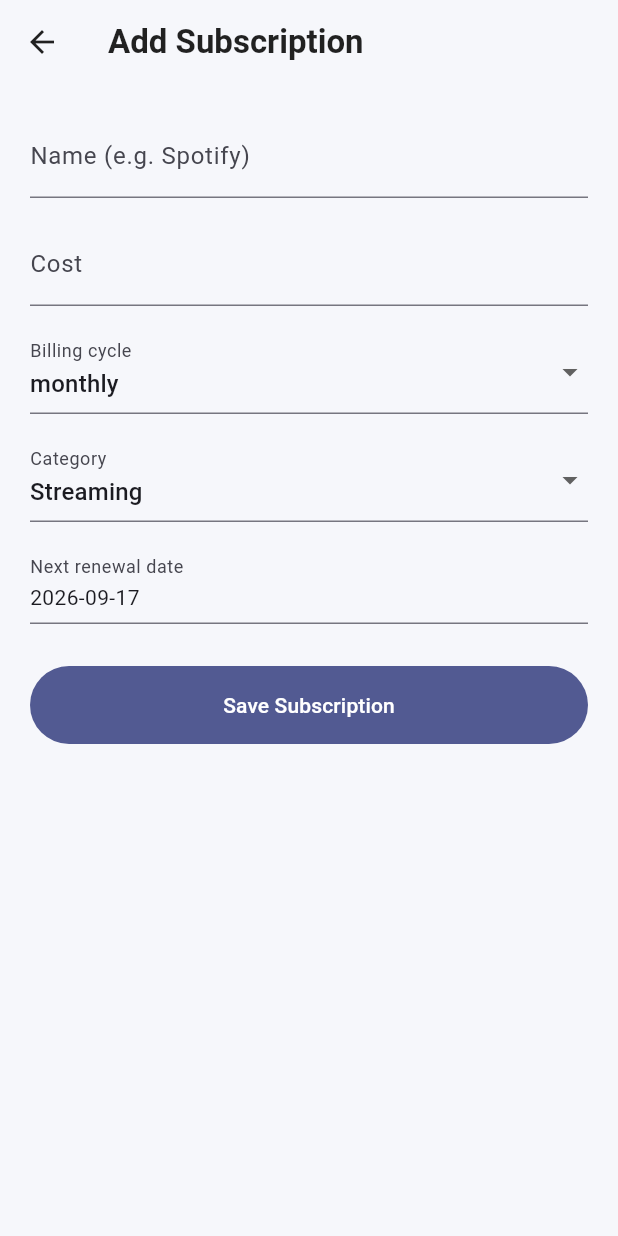
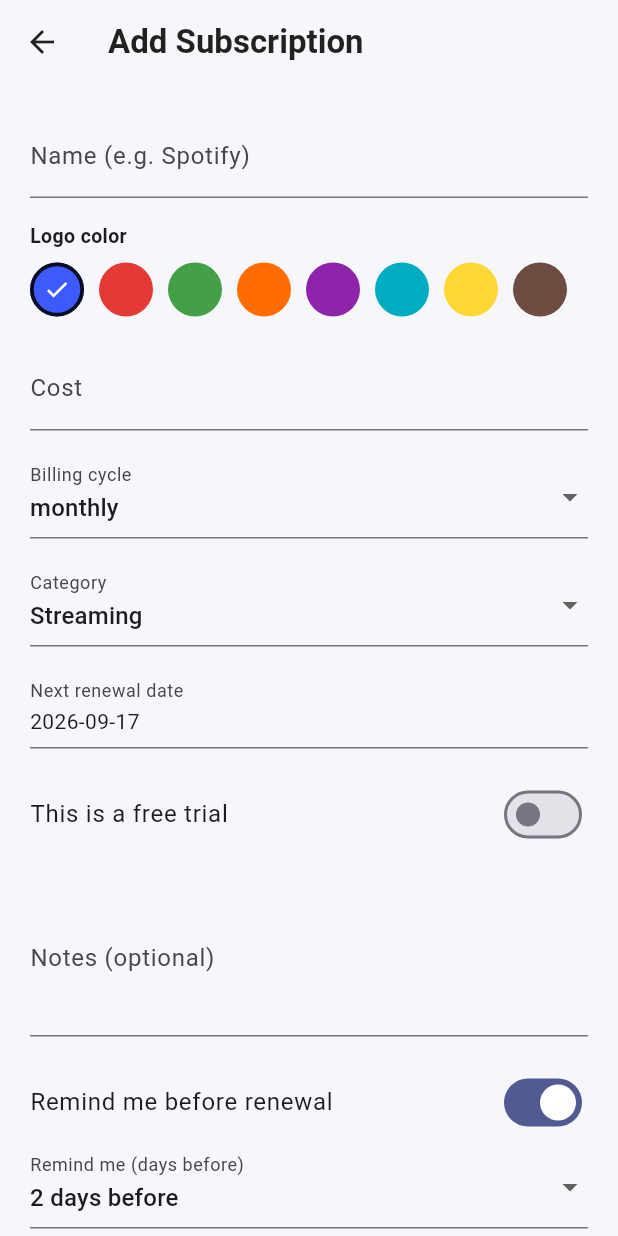
Before and after one commit to IsmailMunsir/trimit, a Flutter app: the AddSubscriptionScreen screen opened directly, on a phone screen of 412 x 824 dp. Run offline on Flutter 3.47's test engine with Material 3 defaults, Android fonts, the phone set to English and light mode, and no system bars; our stand-ins replace shared_preferences, sqflite; accounts and stored records are empty.

Commit message:
Complete Phase 4: expanded form with logo color, trial, notes, reminders (payment method removed)

```diff
--- a/lib/models/subscription.dart
+++ b/lib/models/subscription.dart
@@ -10,7 +10,6 @@ class Subscription {
   final int colorValue; // stored as an int so it can be saved to the database
   final bool isTrial;
   final DateTime? trialEndDate;
-  final String? paymentMethod;
   final String? notes;
   final bool reminderEnabled;
   final int reminderDaysBefore;
@@ -25,7 +24,6 @@ class Subscription {
     this.colorValue = 0xFF3D5AFE, // default brand blue if none chosen
     this.isTrial = false,
     this.trialEndDate,
-    this.paymentMethod,
     this.notes,
     this.reminderEnabled = true,
     this.reminderDaysBefore = 2,
@@ -53,7 +51,6 @@ class Subscription {
     int? colorValue,
     bool? isTrial,
     DateTime? trialEndDate,
-    String? paymentMethod,
     String? notes,
     bool? reminderEnabled,
     int? reminderDaysBefore,
@@ -68,7 +65,6 @@ class Subscription {
       colorValue: colorValue ?? this.colorValue,
       isTrial: isTrial ?? this.isTrial,
       trialEndDate: trialEndDate ?? this.trialEndDate,
-      paymentMethod: paymentMethod ?? this.paymentMethod,
       notes: notes ?? this.notes,
       reminderEnabled: reminderEnabled ?? this.reminderEnabled,
       reminderDaysBefore: reminderDaysBefore ?? this.reminderDaysBefore,
--- a/lib/screens/add_subscription_screen.dart
+++ b/lib/screens/add_subscription_screen.dart
@@ -17,10 +17,16 @@ class _AddSubscriptionScreenState extends State<AddSubscriptionScreen> {
   final _formKey = GlobalKey<FormState>();
   late final TextEditingController _nameController;
   late final TextEditingController _costController;
+  late final TextEditingController _notesController;
 
   late BillingCycle _selectedCycle;
   late String _selectedCategory;
   late DateTime _nextRenewal;
+  late int _selectedColor;
+  late bool _isTrial;
+  DateTime? _trialEndDate;
+  late bool _reminderEnabled;
+  late int _reminderDaysBefore;
   bool _isSaving = false;
 
   bool get _isEditing => widget.existing != null;
@@ -33,15 +39,22 @@ class _AddSubscriptionScreenState extends State<AddSubscriptionScreen> {
     _costController = TextEditingController(
       text: existing != null ? existing.cost.toStringAsFixed(2) : '',
     );
+    _notesController = TextEditingController(text: existing?.notes ?? '');
     _selectedCycle = existing?.cycle ?? BillingCycle.monthly;
     _selectedCategory = existing?.category ?? kCategories.first;
     _nextRenewal = existing?.nextRenewal ?? DateTime.now().add(const Duration(days: 30));
+    _selectedColor = existing?.colorValue ?? kAvatarColors.first;
+    _isTrial = existing?.isTrial ?? false;
+    _trialEndDate = existing?.trialEndDate;
+    _reminderEnabled = existing?.reminderEnabled ?? true;
+    _reminderDaysBefore = existing?.reminderDaysBefore ?? 2;
   }
 
   @override
   void dispose() {
     _nameController.dispose();
     _costController.dispose();
+    _notesController.dispose();
     super.dispose();
   }
 
@@ -52,10 +65,21 @@ class _AddSubscriptionScreenState extends State<AddSubscriptionScreen> {
       firstDate: DateTime.now(),
       lastDate: DateTime.now().add(const Duration(days: 1095)),
     );
-    if (picked != null) {
-      setState(() => _nextRenewal = picked);
-    }
+    if (picked != null) setState(() => _nextRenewal = picked);
   }
+
+  Future<void> _pickTrialEndDate() async {
+    final picked = await showDatePicker(
+      context: context,
+      initialDate: _trialEndDate ?? DateTime.now().add(const Duration(days: 7)),
+      firstDate: DateTime.now(),
+      lastDate: DateTime.now().add(const Duration(days: 365)),
+    );
+    if (picked != null) setState(() => _trialEndDate = picked);
+  }
+
+  String _formatDate(DateTime d) =>
+      '${d.year}-${d.month.toString().padLeft(2, '0')}-${d.day.toString().padLeft(2, '0')}';
 
   Future<void> _save() async {
     if (!_formKey.currentState!.validate()) return;
@@ -71,18 +95,20 @@ class _AddSubscriptionScreenState extends State<AddSubscriptionScreen> {
       cycle: _selectedCycle,
       category: _selectedCategory,
       nextRenewal: _nextRenewal,
+      colorValue: _selectedColor,
+      isTrial: _isTrial,
+      trialEndDate: _isTrial ? _trialEndDate : null,
+      notes: _notesController.text.trim().isEmpty ? null : _notesController.text.trim(),
+      reminderEnabled: _reminderEnabled,
+      reminderDaysBefore: _reminderDaysBefore,
     );
 
     try {
       await provider.addOrUpdate(subscription);
-      if (mounted) {
-        Navigator.pop(context, true);
-      }
+      if (mounted) Navigator.pop(context, true);
     } catch (e) {
       if (mounted) {
-        ScaffoldMessenger.of(context).showSnackBar(
-          SnackBar(content: Text('Error saving: $e')),
-        );
+        ScaffoldMessenger.of(context).showSnackBar(SnackBar(content: Text('Error saving: $e')));
       }
     } finally {
       if (mounted) setState(() => _isSaving = false);
@@ -101,14 +127,34 @@ class _AddSubscriptionScreenState extends State<AddSubscriptionScreen> {
             TextFormField(
               controller: _nameController,
               decoration: const InputDecoration(labelText: 'Name (e.g. Spotify)'),
-              validator: (value) {
-                if (value == null || value.trim().isEmpty) {
-                  return 'Please enter a name';
-                }
-                return null;
-              },
+              validator: (value) => (value == null || value.trim().isEmpty) ? 'Please enter a name' : null,
             ),
             const SizedBox(height: 16),
+
+            // ---- Logo color picker ----
+            const Text('Logo color', style: TextStyle(fontWeight: FontWeight.w600, fontSize: 13)),
+            const SizedBox(height: 8),
+            Wrap(
+              spacing: 10,
+              children: kAvatarColors.map((c) {
+                final selected = c == _selectedColor;
+                return GestureDetector(
+                  onTap: () => setState(() => _selectedColor = c),
+                  child: Container(
+                    width: 36,
+                    height: 36,
+                    decoration: BoxDecoration(
+                      color: Color(c),
+                      shape: BoxShape.circle,
+                      border: selected ? Border.all(color: Colors.black87, width: 2.5) : null,
+                    ),
+                    child: selected ? const Icon(Icons.check, color: Colors.white, size: 18) : null,
+                  ),
+                );
+              }).toList(),
+            ),
+            const SizedBox(height: 20),
+
             TextFormField(
               controller: _costController,
               decoration: const InputDecoration(labelText: 'Cost', prefixText: '\$ '),
@@ -132,9 +178,7 @@ class _AddSubscriptionScreenState extends State<AddSubscriptionScreen> {
             DropdownButtonFormField<String>(
               initialValue: _selectedCategory,
               decoration: const InputDecoration(labelText: 'Category'),
-              items: kCategories
-                  .map((cat) => DropdownMenuItem(value: cat, child: Text(cat)))
-                  .toList(),
+              items: kCategories.map((cat) => DropdownMenuItem(value: cat, child: Text(cat))).toList(),
               onChanged: (value) => setState(() => _selectedCategory = value!),
             ),
             const SizedBox(height: 16),
@@ -142,11 +186,52 @@ class _AddSubscriptionScreenState extends State<AddSubscriptionScreen> {
               onTap: _pickDate,
               child: InputDecorator(
                 decoration: const InputDecoration(labelText: 'Next renewal date'),
-                child: Text(
-                  '${_nextRenewal.year}-${_nextRenewal.month.toString().padLeft(2, '0')}-${_nextRenewal.day.toString().padLeft(2, '0')}',
+                child: Text(_formatDate(_nextRenewal)),
+              ),
+            ),
+            const SizedBox(height: 16),
+
+            // ---- Free trial ----
+            SwitchListTile(
+              contentPadding: EdgeInsets.zero,
+              title: const Text('This is a free trial'),
+              value: _isTrial,
+              onChanged: (v) => setState(() => _isTrial = v),
+            ),
+            if (_isTrial)
+              InkWell(
+                onTap: _pickTrialEndDate,
+                child: InputDecorator(
+                  decoration: const InputDecoration(labelText: 'Trial ends on'),
+                  child: Text(_trialEndDate != null ? _formatDate(_trialEndDate!) : 'Select a date'),
                 ),
               ),
+            const SizedBox(height: 16),
+
+            TextFormField(
+              controller: _notesController,
+              decoration: const InputDecoration(labelText: 'Notes (optional)'),
+              maxLines: 3,
             ),
+            const SizedBox(height: 16),
+
+            // ---- Reminder preferences ----
+            SwitchListTile(
+              contentPadding: EdgeInsets.zero,
+              title: const Text('Remind me before renewal'),
+              value: _reminderEnabled,
+              onChanged: (v) => setState(() => _reminderEnabled = v),
+            ),
+            if (_reminderEnabled)
+              DropdownButtonFormField<int>(
+                initialValue: _reminderDaysBefore,
+                decoration: const InputDecoration(labelText: 'Remind me (days before)'),
+                items: [1, 2, 3, 5, 7]
+                    .map((d) => DropdownMenuItem(value: d, child: Text('$d day${d == 1 ? '' : 's'} before')))
+                    .toList(),
+                onChanged: (v) => setState(() => _reminderDaysBefore = v!),
+              ),
+
             const SizedBox(height: 28),
             FilledButton(
               onPressed: _isSaving ? null : _save,
```
Also changed, not shown: lib/db/database_helper.dart (+4 -5 lines).
